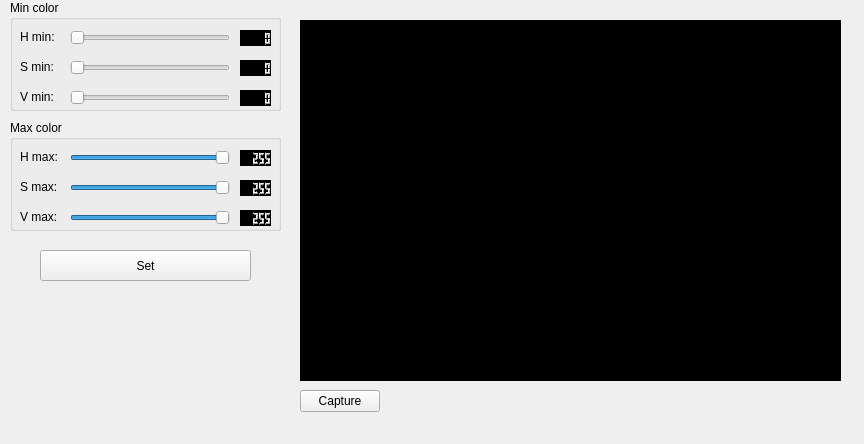
First picture: the form in setcolorrange.ui, repository mateus558/RinoBot-System, before the edit.
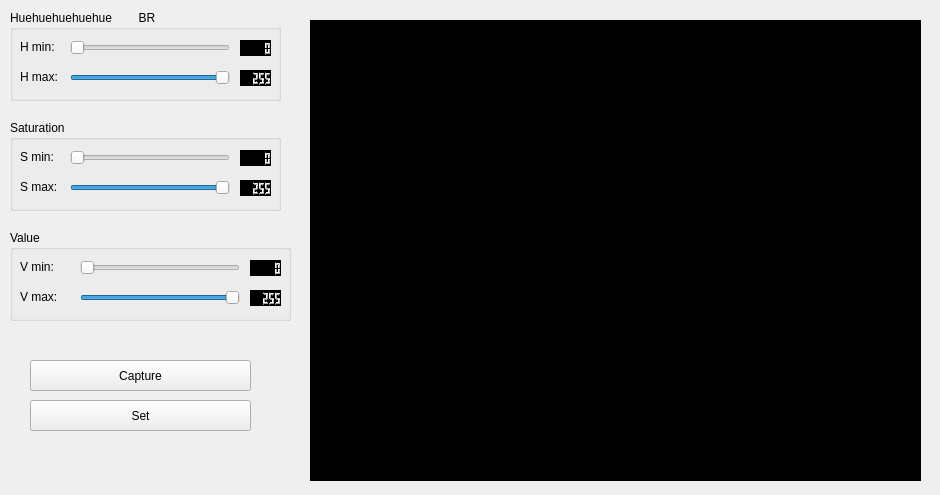
Second picture: the form after the edit.

```diff
--- a/setcolorrange.ui
+++ b/setcolorrange.ui
@@ -9,206 +9,20 @@
    <rect>
     <x>0</x>
     <y>0</y>
-    <width>864</width>
-    <height>444</height>
+    <width>940</width>
+    <height>495</height>
    </rect>
   </property>
   <property name="windowTitle">
    <string>Color Ranges</string>
   </property>
-  <widget class="QSlider" name="horizontalSlider">
-   <property name="geometry">
-    <rect>
-     <x>70</x>
-     <y>30</y>
-     <width>160</width>
-     <height>16</height>
-    </rect>
-   </property>
-   <property name="maximum">
-    <number>255</number>
-   </property>
-   <property name="orientation">
-    <enum>Qt::Horizontal</enum>
-   </property>
-  </widget>
-  <widget class="QSlider" name="horizontalSlider_2">
-   <property name="geometry">
-    <rect>
-     <x>70</x>
-     <y>60</y>
-     <width>160</width>
-     <height>16</height>
-    </rect>
-   </property>
-   <property name="maximum">
-    <number>255</number>
-   </property>
-   <property name="orientation">
-    <enum>Qt::Horizontal</enum>
-   </property>
-  </widget>
-  <widget class="QSlider" name="horizontalSlider_3">
-   <property name="geometry">
-    <rect>
-     <x>70</x>
-     <y>90</y>
-     <width>160</width>
-     <height>16</height>
-    </rect>
-   </property>
-   <property name="maximum">
-    <number>255</number>
-   </property>
-   <property name="orientation">
-    <enum>Qt::Horizontal</enum>
-   </property>
-  </widget>
-  <widget class="QLabel" name="label">
-   <property name="geometry">
-    <rect>
-     <x>20</x>
-     <y>30</y>
-     <width>59</width>
-     <height>14</height>
-    </rect>
-   </property>
-   <property name="text">
-    <string>H min:</string>
-   </property>
-  </widget>
-  <widget class="QLabel" name="label_2">
-   <property name="geometry">
-    <rect>
-     <x>20</x>
-     <y>60</y>
-     <width>59</width>
-     <height>14</height>
-    </rect>
-   </property>
-   <property name="text">
-    <string>S min:</string>
-   </property>
-  </widget>
-  <widget class="QLabel" name="label_3">
-   <property name="geometry">
-    <rect>
-     <x>20</x>
-     <y>90</y>
-     <width>59</width>
-     <height>14</height>
-    </rect>
-   </property>
-   <property name="text">
-    <string>V min:</string>
-   </property>
-  </widget>
-  <widget class="QLabel" name="label_4">
-   <property name="geometry">
-    <rect>
-     <x>20</x>
-     <y>150</y>
-     <width>59</width>
-     <height>14</height>
-    </rect>
-   </property>
-   <property name="text">
-    <string>H max:</string>
-   </property>
-  </widget>
-  <widget class="QLabel" name="label_5">
-   <property name="geometry">
-    <rect>
-     <x>20</x>
-     <y>210</y>
-     <width>59</width>
-     <height>14</height>
-    </rect>
-   </property>
-   <property name="text">
-    <string>V max:</string>
-   </property>
-  </widget>
-  <widget class="QSlider" name="horizontalSlider_5">
-   <property name="geometry">
-    <rect>
-     <x>70</x>
-     <y>180</y>
-     <width>160</width>
-     <height>16</height>
-    </rect>
-   </property>
-   <property name="maximum">
-    <number>255</number>
-   </property>
-   <property name="sliderPosition">
-    <number>255</number>
-   </property>
-   <property name="orientation">
-    <enum>Qt::Horizontal</enum>
-   </property>
-  </widget>
-  <widget class="QSlider" name="horizontalSlider_4">
-   <property name="geometry">
-    <rect>
-     <x>70</x>
-     <y>150</y>
-     <width>160</width>
-     <height>16</height>
-    </rect>
-   </property>
-   <property name="maximum">
-    <number>255</number>
-   </property>
-   <property name="value">
-    <number>255</number>
-   </property>
-   <property name="sliderPosition">
-    <number>255</number>
-   </property>
-   <property name="orientation">
-    <enum>Qt::Horizontal</enum>
-   </property>
-  </widget>
-  <widget class="QSlider" name="horizontalSlider_6">
-   <property name="geometry">
-    <rect>
-     <x>70</x>
-     <y>210</y>
-     <width>160</width>
-     <height>16</height>
-    </rect>
-   </property>
-   <property name="maximum">
-    <number>255</number>
-   </property>
-   <property name="value">
-    <number>255</number>
-   </property>
-   <property name="orientation">
-    <enum>Qt::Horizontal</enum>
-   </property>
-  </widget>
-  <widget class="QLabel" name="label_6">
-   <property name="geometry">
-    <rect>
-     <x>20</x>
-     <y>180</y>
-     <width>59</width>
-     <height>14</height>
-    </rect>
-   </property>
-   <property name="text">
-    <string>S max:</string>
-   </property>
-  </widget>
   <widget class="QLabel" name="label_7">
    <property name="geometry">
     <rect>
-     <x>300</x>
+     <x>310</x>
      <y>20</y>
-     <width>541</width>
-     <height>361</height>
+     <width>611</width>
+     <height>461</height>
     </rect>
    </property>
    <property name="styleSheet">
@@ -218,99 +32,12 @@
     <string>TextLabel</string>
    </property>
   </widget>
-  <widget class="QLCDNumber" name="lcdNumber">
-   <property name="geometry">
-    <rect>
-     <x>240</x>
-     <y>30</y>
-     <width>31</width>
-     <height>16</height>
-    </rect>
-   </property>
-   <property name="styleSheet">
-    <string notr="true">Background-Color: #000</string>
-   </property>
-  </widget>
-  <widget class="QLCDNumber" name="lcdNumber_2">
-   <property name="geometry">
-    <rect>
-     <x>240</x>
-     <y>60</y>
-     <width>31</width>
-     <height>16</height>
-    </rect>
-   </property>
-   <property name="styleSheet">
-    <string notr="true">Background-Color: #000</string>
-   </property>
-  </widget>
-  <widget class="QLCDNumber" name="lcdNumber_3">
-   <property name="geometry">
-    <rect>
-     <x>240</x>
-     <y>90</y>
-     <width>31</width>
-     <height>16</height>
-    </rect>
-   </property>
-   <property name="styleSheet">
-    <string notr="true">Background-Color: #000</string>
-   </property>
-  </widget>
-  <widget class="QLCDNumber" name="lcdNumber_4">
-   <property name="geometry">
-    <rect>
-     <x>240</x>
-     <y>150</y>
-     <width>31</width>
-     <height>16</height>
-    </rect>
-   </property>
-   <property name="styleSheet">
-    <string notr="true">Background-Color: #000</string>
-   </property>
-   <property name="value" stdset="0">
-    <double>255.000000000000000</double>
-   </property>
-  </widget>
-  <widget class="QLCDNumber" name="lcdNumber_5">
-   <property name="geometry">
-    <rect>
-     <x>240</x>
-     <y>180</y>
-     <width>31</width>
-     <height>16</height>
-    </rect>
-   </property>
-   <property name="styleSheet">
-    <string notr="true">Background-Color: #000</string>
-   </property>
-   <property name="value" stdset="0">
-    <double>255.000000000000000</double>
-   </property>
-  </widget>
-  <widget class="QLCDNumber" name="lcdNumber_6">
-   <property name="geometry">
-    <rect>
-     <x>240</x>
-     <y>210</y>
-     <width>31</width>
-     <height>16</height>
-    </rect>
-   </property>
-   <property name="styleSheet">
-    <string notr="true">Background-Color: #000</string>
-   </property>
-   <property name="value" stdset="0">
-    <double>255.000000000000000</double>
-   </property>
-  </widget>
   <widget class="QPushButton" name="pushButton">
    <property name="geometry">
     <rect>
-     <x>40</x>
-     <y>250</y>
-     <width>211</width>
+     <x>30</x>
+     <y>400</y>
+     <width>221</width>
      <height>31</height>
     </rect>
    </property>
@@ -321,10 +48,10 @@
   <widget class="QPushButton" name="pushButton_2">
    <property name="geometry">
     <rect>
-     <x>300</x>
-     <y>390</y>
-     <width>80</width>
-     <height>22</height>
+     <x>30</x>
+     <y>360</y>
+     <width>221</width>
+     <height>31</height>
     </rect>
    </property>
    <property name="text">
@@ -335,14 +62,107 @@
    <property name="geometry">
     <rect>
      <x>10</x>
-     <y>0</y>
+     <y>10</y>
      <width>271</width>
-     <height>111</height>
+     <height>91</height>
     </rect>
    </property>
    <property name="title">
-    <string>Min color</string>
+    <string>Huehuehuehuehue        BR</string>
    </property>
+   <widget class="QLabel" name="label_4">
+    <property name="geometry">
+     <rect>
+      <x>10</x>
+      <y>60</y>
+      <width>59</width>
+      <height>14</height>
+     </rect>
+    </property>
+    <property name="text">
+     <string>H max:</string>
+    </property>
+   </widget>
+   <widget class="QSlider" name="horizontalSlider_4">
+    <property name="geometry">
+     <rect>
+      <x>60</x>
+      <y>60</y>
+      <width>160</width>
+      <height>16</height>
+     </rect>
+    </property>
+    <property name="maximum">
+     <number>255</number>
+    </property>
+    <property name="value">
+     <number>255</number>
+    </property>
+    <property name="sliderPosition">
+     <number>255</number>
+    </property>
+    <property name="orientation">
+     <enum>Qt::Horizontal</enum>
+    </property>
+   </widget>
+   <widget class="QLCDNumber" name="lcdNumber_4">
+    <property name="geometry">
+     <rect>
+      <x>230</x>
+      <y>60</y>
+      <width>31</width>
+      <height>16</height>
+     </rect>
+    </property>
+    <property name="styleSheet">
+     <string notr="true">Background-Color: #000</string>
+    </property>
+    <property name="value" stdset="0">
+     <double>255.000000000000000</double>
+    </property>
+   </widget>
+   <widget class="QLabel" name="label">
+    <property name="geometry">
+     <rect>
+      <x>10</x>
+      <y>30</y>
+      <width>59</width>
+      <height>14</height>
+     </rect>
+    </property>
+    <property name="text">
+     <string>H min:</string>
+    </property>
+   </widget>
+   <widget class="QSlider" name="horizontalSlider">
+    <property name="geometry">
+     <rect>
+      <x>60</x>
+      <y>30</y>
+      <width>160</width>
+      <height>16</height>
+     </rect>
+    </property>
+    <property name="maximum">
+     <number>255</number>
+    </property>
+    <property name="orientation">
+     <enum>Qt::Horizontal</enum>
+    </property>
+   </widget>
+   <widget class="QLCDNumber" name="lcdNumber">
+    <property name="geometry">
+     <rect>
+      <x>230</x>
+      <y>30</y>
+      <width>31</width>
+      <height>16</height>
+     </rect>
+    </property>
+    <property name="styleSheet">
+     <string notr="true">Background-Color: #000</string>
+    </property>
+   </widget>
   </widget>
   <widget class="QGroupBox" name="groupBox_2">
    <property name="geometry">
@@ -350,12 +170,205 @@
      <x>10</x>
      <y>120</y>
      <width>271</width>
-     <height>111</height>
+     <height>91</height>
     </rect>
    </property>
    <property name="title">
-    <string>Max color</string>
+    <string>Saturation</string>
    </property>
+   <widget class="QLabel" name="label_6">
+    <property name="geometry">
+     <rect>
+      <x>10</x>
+      <y>60</y>
+      <width>59</width>
+      <height>14</height>
+     </rect>
+    </property>
+    <property name="text">
+     <string>S max:</string>
+    </property>
+   </widget>
+   <widget class="QSlider" name="horizontalSlider_5">
+    <property name="geometry">
+     <rect>
+      <x>60</x>
+      <y>60</y>
+      <width>160</width>
+      <height>16</height>
+     </rect>
+    </property>
+    <property name="maximum">
+     <number>255</number>
+    </property>
+    <property name="sliderPosition">
+     <number>255</number>
+    </property>
+    <property name="orientation">
+     <enum>Qt::Horizontal</enum>
+    </property>
+   </widget>
+   <widget class="QLCDNumber" name="lcdNumber_5">
+    <property name="geometry">
+     <rect>
+      <x>230</x>
+      <y>60</y>
+      <width>31</width>
+      <height>16</height>
+     </rect>
+    </property>
+    <property name="styleSheet">
+     <string notr="true">Background-Color: #000</string>
+    </property>
+    <property name="value" stdset="0">
+     <double>255.000000000000000</double>
+    </property>
+   </widget>
+   <widget class="QLabel" name="label_2">
+    <property name="geometry">
+     <rect>
+      <x>10</x>
+      <y>30</y>
+      <width>59</width>
+      <height>14</height>
+     </rect>
+    </property>
+    <property name="text">
+     <string>S min:</string>
+    </property>
+   </widget>
+   <widget class="QSlider" name="horizontalSlider_2">
+    <property name="geometry">
+     <rect>
+      <x>60</x>
+      <y>30</y>
+      <width>160</width>
+      <height>16</height>
+     </rect>
+    </property>
+    <property name="maximum">
+     <number>255</number>
+    </property>
+    <property name="orientation">
+     <enum>Qt::Horizontal</enum>
+    </property>
+   </widget>
+   <widget class="QLCDNumber" name="lcdNumber_2">
+    <property name="geometry">
+     <rect>
+      <x>230</x>
+      <y>30</y>
+      <width>31</width>
+      <height>16</height>
+     </rect>
+    </property>
+    <property name="styleSheet">
+     <string notr="true">Background-Color: #000</string>
+    </property>
+   </widget>
+  </widget>
+  <widget class="QGroupBox" name="groupBox_3">
+   <property name="geometry">
+    <rect>
+     <x>10</x>
+     <y>230</y>
+     <width>281</width>
+     <height>91</height>
+    </rect>
+   </property>
+   <property name="title">
+    <string>Value</string>
+   </property>
+   <widget class="QLabel" name="label_5">
+    <property name="geometry">
+     <rect>
+      <x>10</x>
+      <y>60</y>
+      <width>59</width>
+      <height>14</height>
+     </rect>
+    </property>
+    <property name="text">
+     <string>V max:</string>
+    </property>
+   </widget>
+   <widget class="QSlider" name="horizontalSlider_6">
+    <property name="geometry">
+     <rect>
+      <x>70</x>
+      <y>60</y>
+      <width>160</width>
+      <height>16</height>
+     </rect>
+    </property>
+    <property name="maximum">
+     <number>255</number>
+    </property>
+    <property name="value">
+     <number>255</number>
+    </property>
+    <property name="orientation">
+     <enum>Qt::Horizontal</enum>
+    </property>
+   </widget>
+   <widget class="QLCDNumber" name="lcdNumber_6">
+    <property name="geometry">
+     <rect>
+      <x>240</x>
+      <y>60</y>
+      <width>31</width>
+      <height>16</height>
+     </rect>
+    </property>
+    <property name="styleSheet">
+     <string notr="true">Background-Color: #000</string>
+    </property>
+    <property name="value" stdset="0">
+     <double>255.000000000000000</double>
+    </property>
+   </widget>
+   <widget class="QLabel" name="label_3">
+    <property name="geometry">
+     <rect>
+      <x>10</x>
+      <y>30</y>
+      <width>59</width>
+      <height>14</height>
+     </rect>
+    </property>
+    <property name="text">
+     <string>V min:</string>
+    </property>
+   </widget>
+   <widget class="QSlider" name="horizontalSlider_3">
+    <property name="geometry">
+     <rect>
+      <x>70</x>
+      <y>30</y>
+      <width>160</width>
+      <height>16</height>
+     </rect>
+    </property>
+    <property name="maximum">
+     <number>255</number>
+    </property>
+    <property name="orientation">
+     <enum>Qt::Horizontal</enum>
+    </property>
+   </widget>
+   <widget class="QLCDNumber" name="lcdNumber_3">
+    <property name="geometry">
+     <rect>
+      <x>240</x>
+      <y>30</y>
+      <width>31</width>
+      <height>16</height>
+     </rect>
+    </property>
+    <property name="styleSheet">
+     <string notr="true">Background-Color: #000</string>
+    </property>
+   </widget>
   </widget>
   <zorder>groupBox_2</zorder>
   <zorder>groupBox</zorder>
```
Left out of the diff: 19 changed lines with no effect on the pictures.
